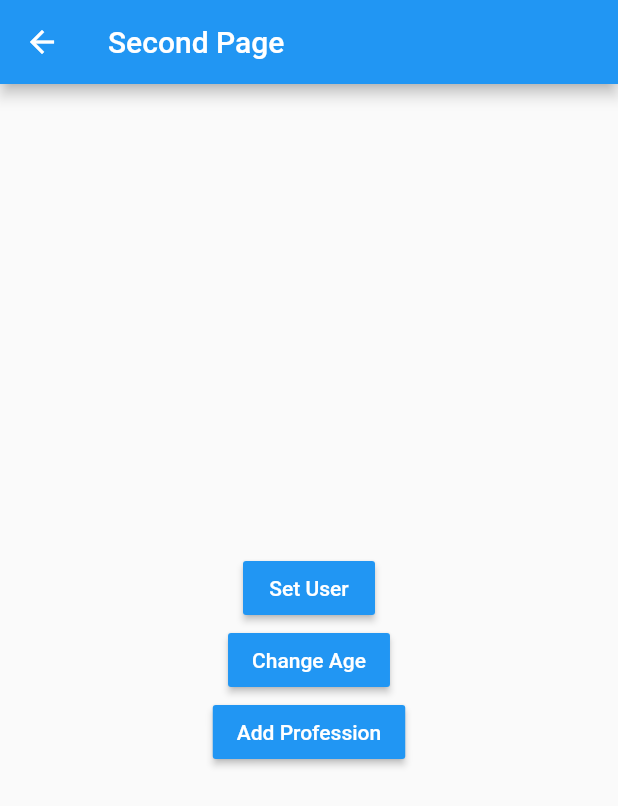
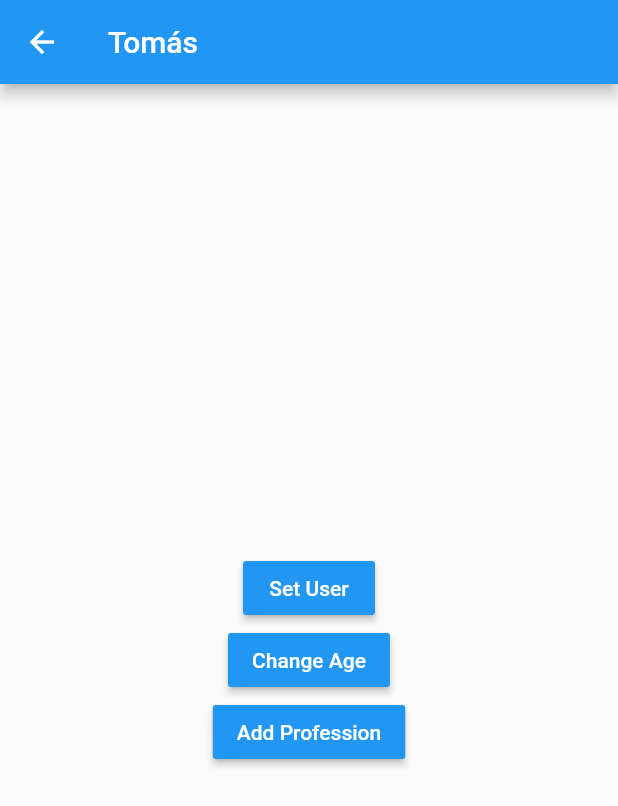
Before and after one commit to tomassasovsky/state_management, a Flutter app: the SecondPage screen opened by its route, after a tap on "Set User", on a phone screen of 412 x 824 dp. Shown: the top 806 px of the screen. Run offline on Flutter 3.47's test engine with Material 2 defaults, Android fonts, the phone set to English and light mode, and no system bars.

Commit message:
Singleton - Done

```diff
--- a/lib/models/user.dart
+++ b/lib/models/user.dart
@@ -5,7 +5,7 @@ class User {
 
   User({
     required this.name,
-    required this.age,
-    required this.professions,
-  });
+    this.age = 18,
+    this.professions = const [],
+  }) : assert(name.isNotEmpty);
 }
--- a/lib/pages/first_page.dart
+++ b/lib/pages/first_page.dart
@@ -1,4 +1,6 @@
 import 'package:flutter/material.dart';
+import 'package:state_management/models/user.dart';
+import 'package:state_management/services/user_service.dart';
 
 class FirstPage extends StatelessWidget {
   @override
@@ -7,7 +9,15 @@ class FirstPage extends StatelessWidget {
       appBar: AppBar(
         title: Text('First Page'),
       ),
-      body: UserData(),
+      body: StreamBuilder<User>(
+          stream: userService.userStream,
+          builder: (BuildContext context, AsyncSnapshot<User> snapshot) {
+            return snapshot.hasData
+                ? UserData(user: snapshot.data!)
+                : Center(
+                    child: Text('No User Data'),
+                  );
+          }),
       floatingActionButton: FloatingActionButton(
         child: Icon(Icons.accessibility_new),
         onPressed: () => Navigator.pushNamed(context, 'second'),
@@ -17,7 +27,8 @@ class FirstPage extends StatelessWidget {
 }
 
 class UserData extends StatelessWidget {
-  const UserData({Key? key}) : super(key: key);
+  final User user;
+  const UserData({Key? key, required this.user}) : super(key: key);
 
   @override
   Widget build(BuildContext context) {
@@ -30,11 +41,11 @@ class UserData extends StatelessWidget {
         children: [
           Text('General', style: TextStyle(fontSize: 18, fontWeight: FontWeight.bold)),
           Divider(),
-          ListTile(title: Text('Name: ')),
-          ListTile(title: Text('Age: ')),
+          ListTile(title: Text('Name: ${user.name}')),
+          ListTile(title: Text('Age: ${user.age}')),
           Text('Professions', style: TextStyle(fontSize: 18, fontWeight: FontWeight.bold)),
           ListTile(title: Text('Profession 1: ')),
-          ListTile(title: Text('Profession 1: ')),
+          ListTile(title: Text('Profession 2: ')),
         ],
       ),
     );
--- a/lib/pages/second_page.dart
+++ b/lib/pages/second_page.dart
@@ -1,11 +1,13 @@
 import 'package:flutter/material.dart';
+import 'package:state_management/models/user.dart';
+import 'package:state_management/services/user_service.dart';
 
 class SecondPage extends StatelessWidget {
   @override
   Widget build(BuildContext context) {
     return Scaffold(
       appBar: AppBar(
-        title: Text('Second Page'),
+        title: _Name(),
       ),
       body: Center(
         child: Column(
@@ -14,12 +16,17 @@ class SecondPage extends StatelessWidget {
             MaterialButton(
               child: Text('Set User', style: TextStyle(color: Colors.white)),
               color: Colors.blue,
-              onPressed: () {},
+              onPressed: () {
+                final user = User(name: 'Tomás', age: 18, professions: []);
+                userService.loadUser(user);
+              },
             ),
             MaterialButton(
               child: Text('Change Age', style: TextStyle(color: Colors.white)),
               color: Colors.blue,
-              onPressed: () {},
+              onPressed: () {
+                userService.changeAge(19);
+              },
             ),
             MaterialButton(
               child: Text('Add Profession', style: TextStyle(color: Colors.white)),
@@ -32,3 +39,17 @@ class SecondPage extends StatelessWidget {
     );
   }
 }
+
+class _Name extends StatelessWidget {
+  const _Name({Key? key}) : super(key: key);
+
+  @override
+  Widget build(BuildContext context) {
+    return StreamBuilder<User>(
+      stream: userService.userStream,
+      builder: (context, AsyncSnapshot<User> snapshot) {
+        return snapshot.hasData ? Text('${snapshot.data!.name}') : Text('Second Page');
+      },
+    );
+  }
+}
--- /dev/null
+++ b/lib/services/user_service.dart
@@ -0,0 +1,30 @@
+import 'dart:async';
+
+import 'package:state_management/models/user.dart';
+
+class _UserService {
+  User? _user;
+
+  StreamController<User> _userStreamController = StreamController<User>.broadcast();
+
+  User? get user => this._user;
+  bool get userExists => this._user != null;
+
+  Stream<User> get userStream => _userStreamController.stream;
+
+  void loadUser(User user) {
+    this._user = user;
+    this._userStreamController.add(user);
+  }
+
+  void changeAge(int age) {
+    this._user?.age = age;
+    this._userStreamController.add(this._user!);
+  }
+
+  dispose() {
+    this._userStreamController.close();
+  }
+}
+
+final userService = _UserService();
```
Also changed, not shown: pubspec.lock.
